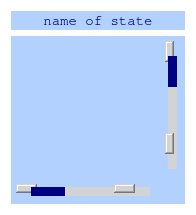
Old version of the form src/statefsmwidget.ui in the repository xcerv/icp-project.
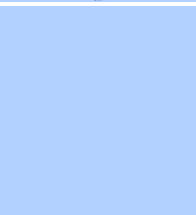
New version of the form. Icons and pictures are not drawn.

The edit to the form file:
```diff
--- a/src/statefsmwidget.ui
+++ b/src/statefsmwidget.ui
@@ -36,7 +36,7 @@
 
 QLabel{
 color: navy;
-font:14px;
+font:14px &quot;Nimbus Mono PS&quot;;
 }
 
 
@@ -123,6 +123,21 @@
 </string>
   </property>
   <layout class="QVBoxLayout" name="verticalLayout">
+   <property name="spacing">
+    <number>4</number>
+   </property>
+   <property name="leftMargin">
+    <number>0</number>
+   </property>
+   <property name="topMargin">
+    <number>0</number>
+   </property>
+   <property name="rightMargin">
+    <number>0</number>
+   </property>
+   <property name="bottomMargin">
+    <number>0</number>
+   </property>
    <item>
     <widget class="QLabel" name="name">
      <property name="font">
@@ -160,25 +175,11 @@
        <rect>
         <x>0</x>
         <y>0</y>
-        <width>518</width>
-        <height>518</height>
+        <width>186</width>
+        <height>182</height>
        </rect>
       </property>
-      <layout class="QVBoxLayout" name="verticalLayout_2">
-       <item>
-        <widget class="QLabel" name="label_2">
-         <property name="minimumSize">
-          <size>
-           <width>500</width>
-           <height>500</height>
-          </size>
-         </property>
-         <property name="text">
-          <string>TextLabel</string>
-         </property>
-        </widget>
-       </item>
-      </layout>
+      <layout class="QVBoxLayout" name="verticalLayout_2"/>
      </widget>
     </widget>
    </item>
```
